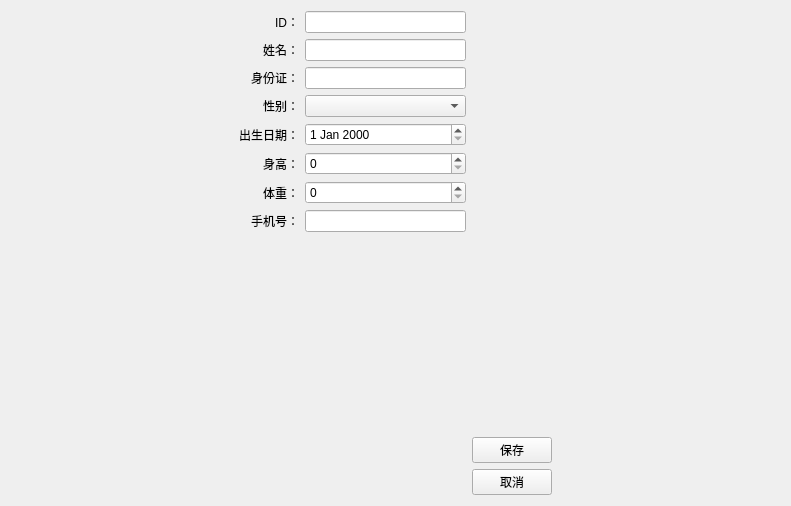
Qt form Lab3/patienteditview.ui (XinHD/QtProjects) before a commit.
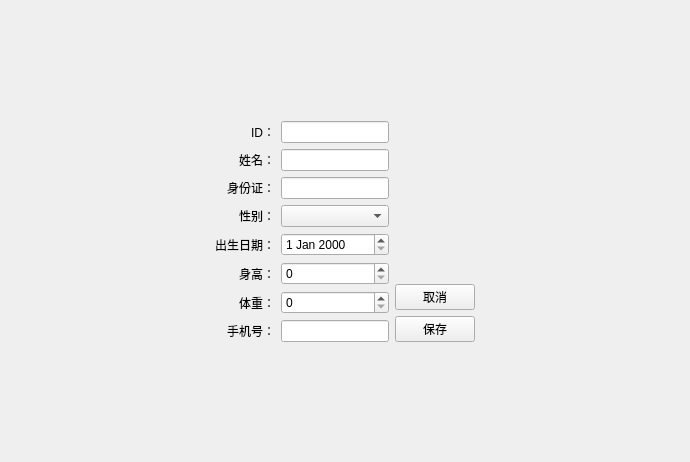
The same form after that commit.

What changed in the file:
```diff
--- a/Lab3/patienteditview.ui
+++ b/Lab3/patienteditview.ui
@@ -6,14 +6,29 @@
    <rect>
     <x>0</x>
     <y>0</y>
-    <width>791</width>
-    <height>506</height>
+    <width>690</width>
+    <height>462</height>
    </rect>
   </property>
   <property name="windowTitle">
    <string>Form</string>
   </property>
-  <layout class="QHBoxLayout" name="horizontalLayout">
+  <layout class="QVBoxLayout" name="verticalLayout_2">
+   <item>
+    <spacer name="verticalSpacer">
+     <property name="orientation">
+      <enum>Qt::Orientation::Vertical</enum>
+     </property>
+     <property name="sizeHint" stdset="0">
+      <size>
+       <width>20</width>
+       <height>83</height>
+      </size>
+     </property>
+    </spacer>
+   </item>
+   <item>
+    <layout class="QHBoxLayout" name="horizontalLayout_2">
    <item>
     <spacer name="horizontalSpacer">
      <property name="orientation">
@@ -21,12 +36,14 @@
      </property>
      <property name="sizeHint" stdset="0">
       <size>
-       <width>197</width>
+         <width>40</width>
        <height>20</height>
       </size>
      </property>
     </spacer>
    </item>
+     <item>
+      <layout class="QHBoxLayout" name="horizontalLayout">
    <item>
     <layout class="QFormLayout" name="formLayout">
      <property name="labelAlignment">
@@ -137,33 +154,24 @@
       </widget>
      </item>
      <item row="7" column="1">
-      <widget class="QLineEdit" name="lineEdit_4"/>
-     </item>
-    </layout>
-   </item>
-   <item>
-    <layout class="QVBoxLayout" name="verticalLayout_2">
-     <item>
-      <spacer name="verticalSpacer">
-       <property name="orientation">
-        <enum>Qt::Orientation::Vertical</enum>
-       </property>
-       <property name="sizeHint" stdset="0">
-        <size>
-         <width>20</width>
-         <height>40</height>
-        </size>
-       </property>
-      </spacer>
+          <widget class="QLineEdit" name="lineEdit_8"/>
+         </item>
+        </layout>
      </item>
      <item>
       <layout class="QVBoxLayout" name="verticalLayout">
        <item>
-        <widget class="QPushButton" name="pushButton">
-         <property name="text">
-          <string>保存</string>
-         </property>
-        </widget>
+          <spacer name="verticalSpacer_2">
+           <property name="orientation">
+            <enum>Qt::Orientation::Vertical</enum>
+           </property>
+           <property name="sizeHint" stdset="0">
+            <size>
+             <width>20</width>
+             <height>40</height>
+            </size>
+           </property>
+          </spacer>
        </item>
        <item>
         <widget class="QPushButton" name="pushButton_2">
@@ -172,6 +180,13 @@
          </property>
         </widget>
        </item>
+         <item>
+          <widget class="QPushButton" name="pushButton">
+           <property name="text">
+            <string>保存</string>
+           </property>
+          </widget>
+         </item>
       </layout>
      </item>
     </layout>
@@ -185,6 +200,21 @@
       <size>
        <width>40</width>
        <height>20</height>
+        </size>
+       </property>
+      </spacer>
+     </item>
+    </layout>
+   </item>
+   <item>
+    <spacer name="verticalSpacer_3">
+     <property name="orientation">
+      <enum>Qt::Orientation::Vertical</enum>
+     </property>
+     <property name="sizeHint" stdset="0">
+      <size>
+       <width>20</width>
+       <height>82</height>
       </size>
      </property>
     </spacer>
```
Left out of the diff: 32 changed lines with no effect on the pictures. Lines whose indentation alone changed are shown as unchanged.
